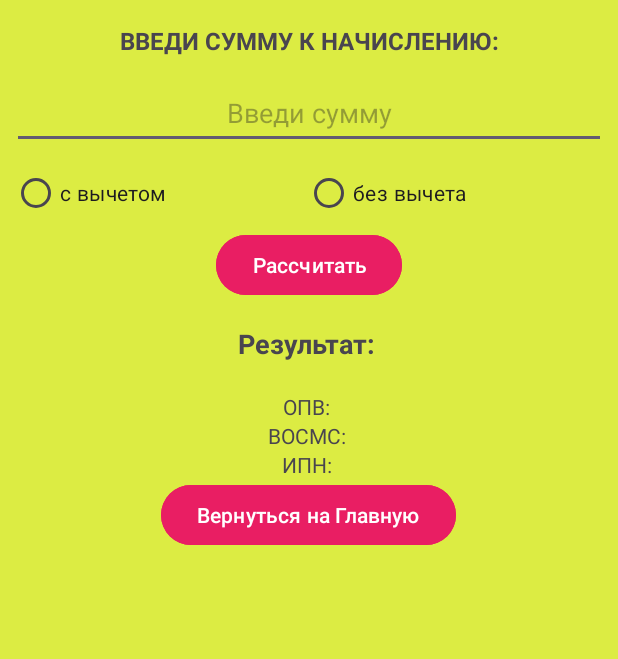
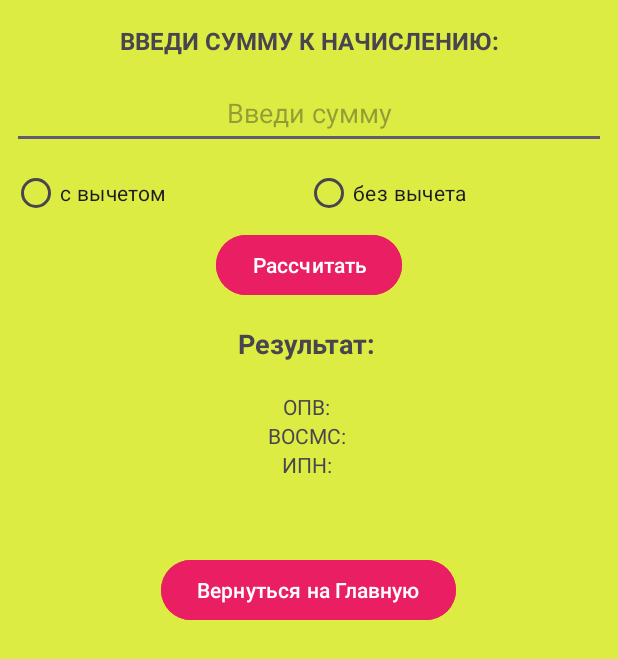
Before and after one commit to zzhalelov/payslip-pro-mobile-java, an Android app: the SecondActivity screen opened directly, with no data from a screen before it, on a phone screen of 412 x 824 dp. Shown: the top 659 px of the screen. Run offline under Robolectric (Android 15) with nearby library versions, the phone set to English and light mode, and no system bars.

Commit message:
Set marginTop to returnToMain button in activities

```diff
--- a/app/src/main/res/layout/activity_second.xml
+++ b/app/src/main/res/layout/activity_second.xml
@@ -103,5 +103,6 @@
         android:layout_gravity="center"
         android:backgroundTint="#E91E63"
         android:onClick="returnButton"
+        android:layout_marginTop="50dp"
         android:text="Вернуться на Главную" />
 </LinearLayout>
--- a/app/src/main/res/layout/activity_third.xml
+++ b/app/src/main/res/layout/activity_third.xml
@@ -103,5 +103,6 @@
         android:layout_gravity="center"
         android:backgroundTint="#E91E63"
         android:onClick="returnButton"
+        android:layout_marginTop="50dp"
         android:text="Вернуться на Главную" />
 </LinearLayout>
```
